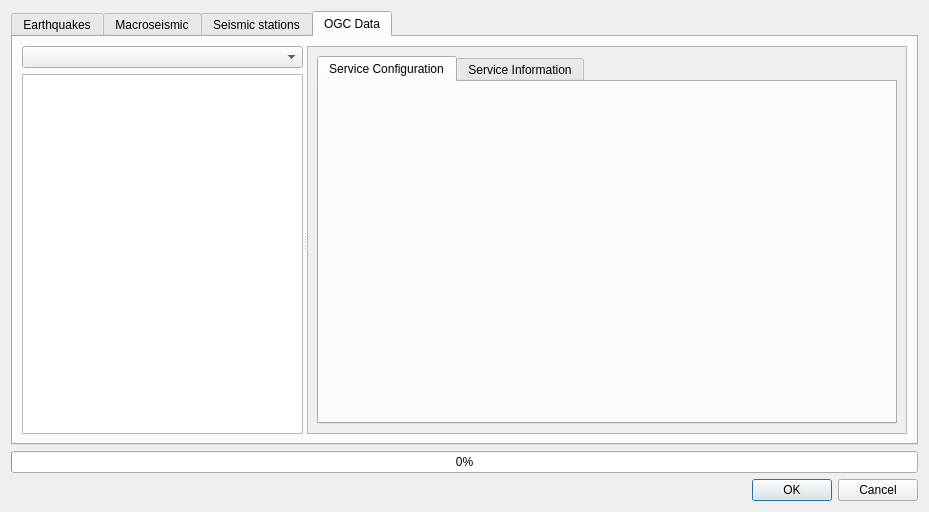
This is qquake/ui/qquake_dialog_base.ui in INGV/qquake as Qt 5 draws it before an edit. The edited form follows.
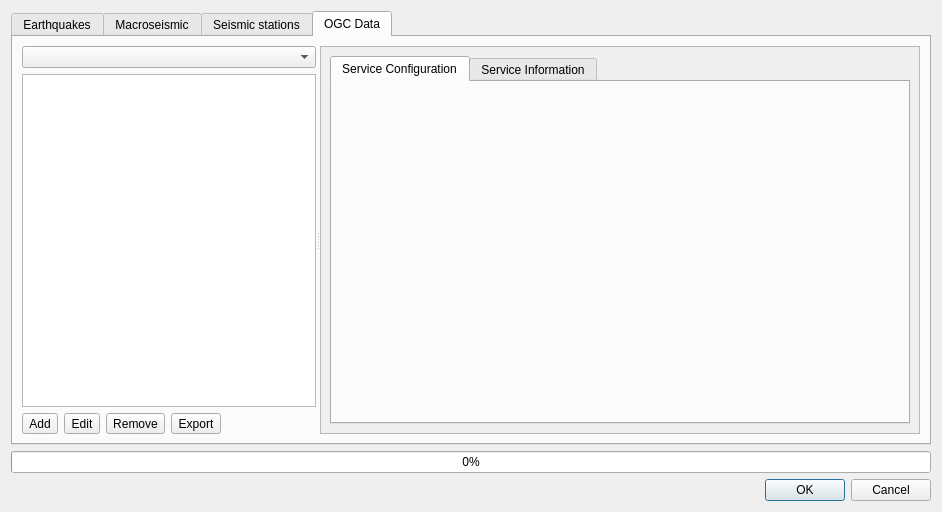
This is the edited form. The open tabs and pages were chosen to show the change.

Commit message:
Allow exporting OGC service definitions
Refs #45

The edit to the form file:
```diff
--- a/qquake/ui/qquake_dialog_base.ui
+++ b/qquake/ui/qquake_dialog_base.ui
@@ -6,7 +6,7 @@
    <rect>
     <x>0</x>
     <y>0</y>
-    <width>929</width>
+    <width>942</width>
     <height>512</height>
    </rect>
   </property>
@@ -674,6 +674,57 @@
              </property>
             </widget>
            </item>
+           <item>
+            <layout class="QHBoxLayout" name="horizontalLayout_4">
+             <property name="bottomMargin">
+              <number>0</number>
+             </property>
+             <item>
+              <widget class="QToolButton" name="button_ogc_new_service">
+               <property name="text">
+                <string>Add</string>
+               </property>
+               <property name="popupMode">
+                <enum>QToolButton::InstantPopup</enum>
+               </property>
+              </widget>
+             </item>
+             <item>
+              <widget class="QToolButton" name="button_ogc_edit_service">
+               <property name="text">
+                <string>Edit</string>
+               </property>
+              </widget>
+             </item>
+             <item>
+              <widget class="QToolButton" name="button_ogc_remove_service">
+               <property name="text">
+                <string>Remove</string>
+               </property>
+              </widget>
+             </item>
+             <item>
+              <widget class="QToolButton" name="button_ogc_export_service">
+               <property name="text">
+                <string>Export</string>
+               </property>
+              </widget>
+             </item>
+             <item>
+              <spacer name="horizontalSpacer_4">
+               <property name="orientation">
+                <enum>Qt::Horizontal</enum>
+               </property>
+               <property name="sizeHint" stdset="0">
+                <size>
+                 <width>40</width>
+                 <height>20</height>
+                </size>
+               </property>
+              </spacer>
+             </item>
+            </layout>
+           </item>
           </layout>
          </widget>
          <widget class="QScrollArea" name="scrollArea_4">
```
Left out of the diff: 2 changed lines with no effect on the pictures. The commit also changes 1 other file.
